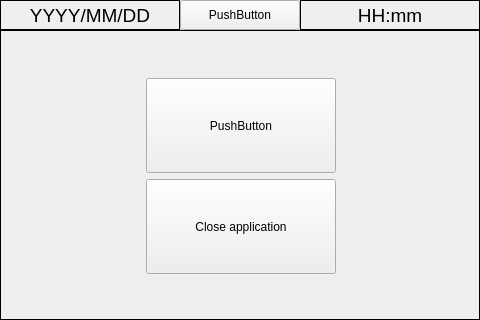
Qt form dev/src/BicycleFrontPanel/bicyclefrontmonitormainwindow.ui (CountrySideEngineer/BicycleFrontPanel) before a commit.
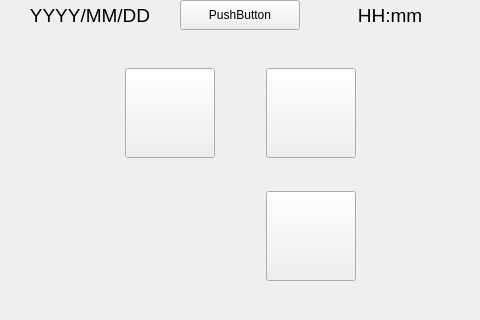
The same form after that commit. The open tabs and pages were chosen to show the change. Custom widgets are drawn as their Qt base class.

Commit message:
Update menu page
-Update layout of menu page adding a button to move to main page.
 To update the page add icon to set the button and implement that of the event handler.

The edit to the form file:
```diff
--- a/dev/src/BicycleFrontPanel/bicyclefrontmonitormainwindow.ui
+++ b/dev/src/BicycleFrontPanel/bicyclefrontmonitormainwindow.ui
@@ -56,27 +56,15 @@
      <height>320</height>
     </size>
    </property>
-   <layout class="QFormLayout" name="formLayout">
-    <property name="horizontalSpacing">
-     <number>0</number>
-    </property>
-    <property name="verticalSpacing">
-     <number>0</number>
-    </property>
-    <property name="leftMargin">
-     <number>0</number>
-    </property>
-    <property name="topMargin">
-     <number>0</number>
-    </property>
-    <property name="rightMargin">
-     <number>0</number>
-    </property>
-    <property name="bottomMargin">
-     <number>0</number>
-    </property>
-    <item row="0" column="0">
      <widget class="QFrame" name="horizontalFrame">
+    <property name="geometry">
+     <rect>
+      <x>0</x>
+      <y>0</y>
+      <width>480</width>
+      <height>30</height>
+     </rect>
+    </property>
       <property name="sizePolicy">
        <sizepolicy hsizetype="Fixed" vsizetype="Fixed">
         <horstretch>0</horstretch>
@@ -155,7 +143,7 @@
           <enum>QFrame::Panel</enum>
          </property>
          <property name="lineWidth">
-          <number>1</number>
+        <number>0</number>
          </property>
          <property name="text">
           <string>YYYY/MM/DD</string>
@@ -228,7 +216,7 @@
           <enum>QFrame::Box</enum>
          </property>
          <property name="lineWidth">
-          <number>1</number>
+        <number>0</number>
          </property>
          <property name="text">
           <string>HH:mm</string>
@@ -240,9 +228,15 @@
        </item>
       </layout>
      </widget>
-    </item>
-    <item row="1" column="0">
      <widget class="QStackedWidget" name="pageStack">
+    <property name="geometry">
+     <rect>
+      <x>0</x>
+      <y>30</y>
+      <width>480</width>
+      <height>290</height>
+     </rect>
+    </property>
       <property name="sizePolicy">
        <sizepolicy hsizetype="Fixed" vsizetype="Fixed">
         <horstretch>0</horstretch>
@@ -268,7 +262,7 @@
        <enum>QFrame::Plain</enum>
       </property>
       <property name="lineWidth">
-       <number>1</number>
+     <number>0</number>
       </property>
       <property name="midLineWidth">
        <number>0</number>
@@ -438,107 +432,112 @@
          <height>290</height>
         </size>
        </property>
-       <layout class="QGridLayout" name="gridLayout_2">
+     <layout class="QGridLayout" name="gridLayout">
+      <item row="0" column="4">
+       <spacer name="horizontalSpacer_3">
+        <property name="orientation">
+         <enum>Qt::Horizontal</enum>
+        </property>
+        <property name="sizeHint" stdset="0">
+         <size>
+          <width>40</width>
+          <height>20</height>
+         </size>
+        </property>
+       </spacer>
+      </item>
+      <item row="1" column="3">
+       <widget class="QPushButton" name="appCloseButton">
+        <property name="sizePolicy">
+         <sizepolicy hsizetype="Fixed" vsizetype="Fixed">
+          <horstretch>0</horstretch>
+          <verstretch>0</verstretch>
+         </sizepolicy>
+        </property>
+        <property name="minimumSize">
+         <size>
+          <width>90</width>
+          <height>90</height>
+         </size>
+        </property>
+        <property name="maximumSize">
+         <size>
+          <width>90</width>
+          <height>90</height>
+         </size>
+        </property>
+        <property name="text">
+         <string/>
+        </property>
+       </widget>
+      </item>
         <item row="1" column="1">
+       <spacer name="horizontalSpacer_5">
+        <property name="orientation">
+         <enum>Qt::Horizontal</enum>
+        </property>
+        <property name="sizeType">
+         <enum>QSizePolicy::Fixed</enum>
+        </property>
+        <property name="sizeHint" stdset="0">
+         <size>
+          <width>90</width>
+          <height>20</height>
+         </size>
+        </property>
+       </spacer>
+      </item>
+      <item row="0" column="3">
          <widget class="QPushButton" name="lightConfigButton">
           <property name="sizePolicy">
-           <sizepolicy hsizetype="Expanding" vsizetype="Expanding">
+         <sizepolicy hsizetype="Fixed" vsizetype="Fixed">
             <horstretch>0</horstretch>
             <verstretch>0</verstretch>
            </sizepolicy>
           </property>
           <property name="minimumSize">
            <size>
-            <width>190</width>
-            <height>95</height>
+          <width>90</width>
+          <height>90</height>
            </size>
           </property>
           <property name="maximumSize">
            <size>
-            <width>190</width>
-            <height>95</height>
+          <width>90</width>
+          <height>90</height>
            </size>
           </property>
           <property name="text">
-           <string>PushButton</string>
+         <string/>
           </property>
           <property name="checkable">
            <bool>true</bool>
           </property>
          </widget>
         </item>
-        <item row="1" column="2">
-         <spacer name="horizontalSpacer_2">
-          <property name="orientation">
-           <enum>Qt::Horizontal</enum>
-          </property>
-          <property name="sizeHint" stdset="0">
-           <size>
-            <width>40</width>
-            <height>20</height>
-           </size>
-          </property>
-         </spacer>
-        </item>
-        <item row="1" column="0">
-         <spacer name="horizontalSpacer_3">
-          <property name="orientation">
-           <enum>Qt::Horizontal</enum>
-          </property>
-          <property name="sizeHint" stdset="0">
-           <size>
-            <width>40</width>
-            <height>20</height>
-           </size>
-          </property>
-         </spacer>
-        </item>
-        <item row="3" column="1">
-         <spacer name="verticalSpacer">
-          <property name="orientation">
-           <enum>Qt::Vertical</enum>
-          </property>
-          <property name="sizeHint" stdset="0">
-           <size>
-            <width>20</width>
-            <height>40</height>
-           </size>
-          </property>
-         </spacer>
-        </item>
         <item row="0" column="1">
-         <spacer name="verticalSpacer_2">
-          <property name="orientation">
-           <enum>Qt::Vertical</enum>
-          </property>
-          <property name="sizeHint" stdset="0">
-           <size>
-            <width>20</width>
-            <height>40</height>
-           </size>
-          </property>
-         </spacer>
-        </item>
-        <item row="2" column="1">
-         <widget class="QPushButton" name="appCloseButton">
+       <widget class="QPushButton" name="moveMainPageButton">
           <property name="minimumSize">
            <size>
-            <width>0</width>
-            <height>95</height>
+          <width>90</width>
+          <height>90</height>
            </size>
           </property>
           <property name="maximumSize">
            <size>
-            <width>16777215</width>
-            <height>95</height>
-           </size>
-          </property>
+          <width>90</width>
+          <height>90</height>
+         </size>
+        </property>
+        <property name="layoutDirection">
+         <enum>Qt::LeftToRight</enum>
+        </property>
           <property name="text">
-           <string>Close application</string>
+         <string/>
           </property>
          </widget>
         </item>
-        <item row="2" column="0">
+      <item row="1" column="0">
          <spacer name="horizontalSpacer_4">
           <property name="orientation">
            <enum>Qt::Horizontal</enum>
@@ -551,8 +550,8 @@
           </property>
          </spacer>
         </item>
-        <item row="2" column="2">
-         <spacer name="horizontalSpacer_5">
+      <item row="0" column="0">
+       <spacer name="horizontalSpacer_2">
           <property name="orientation">
            <enum>Qt::Horizontal</enum>
           </property>
@@ -564,11 +563,54 @@
           </property>
          </spacer>
         </item>
+      <item row="1" column="4">
+       <spacer name="horizontalSpacer_6">
+        <property name="orientation">
+         <enum>Qt::Horizontal</enum>
+        </property>
+        <property name="sizeHint" stdset="0">
+         <size>
+          <width>40</width>
+          <height>20</height>
+         </size>
+        </property>
+       </spacer>
+      </item>
+      <item row="0" column="2">
+       <spacer name="horizontalSpacer_7">
+        <property name="orientation">
+         <enum>Qt::Horizontal</enum>
+        </property>
+        <property name="sizeType">
+         <enum>QSizePolicy::Fixed</enum>
+        </property>
+        <property name="sizeHint" stdset="0">
+         <size>
+          <width>45</width>
+          <height>20</height>
+         </size>
+        </property>
+       </spacer>
+      </item>
+      <item row="1" column="2">
+       <spacer name="horizontalSpacer_8">
+        <property name="orientation">
+         <enum>Qt::Horizontal</enum>
+        </property>
+        <property name="sizeType">
+         <enum>QSizePolicy::Fixed</enum>
+        </property>
+        <property name="sizeHint" stdset="0">
+         <size>
+          <width>45</width>
+          <height>20</height>
+         </size>
+        </property>
+       </spacer>
+      </item>
        </layout>
       </widget>
      </widget>
-    </item>
-   </layout>
   </widget>
  </widget>
  <layoutdefault spacing="6" margin="11"/>
```
Left out of the diff: 2 changed lines with no effect on the pictures. Lines whose indentation alone changed are shown as unchanged. The commit also changes 9 other files.
